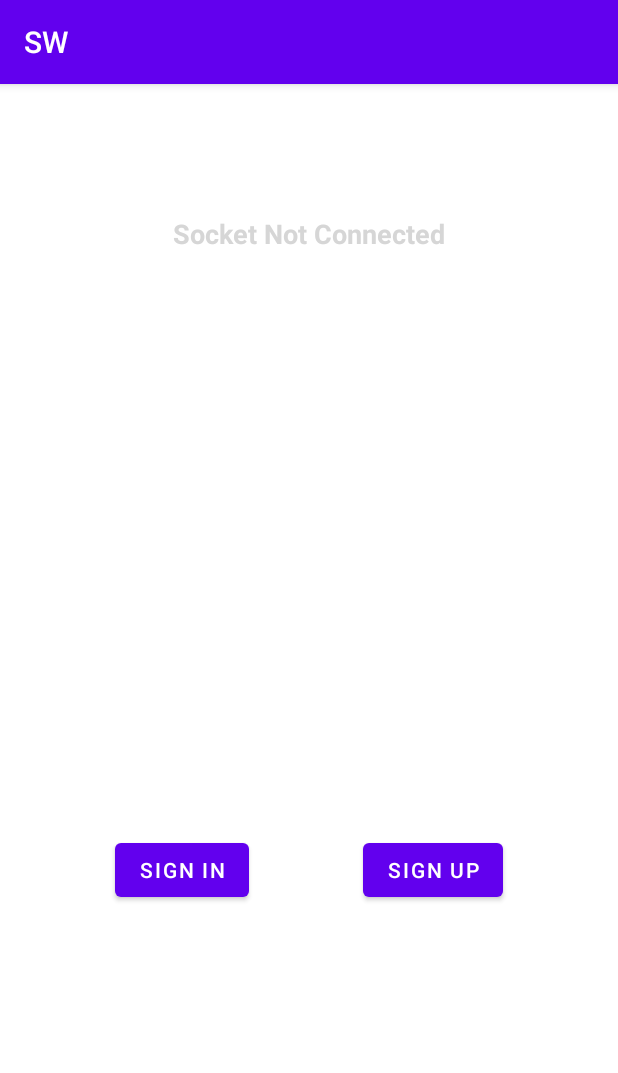
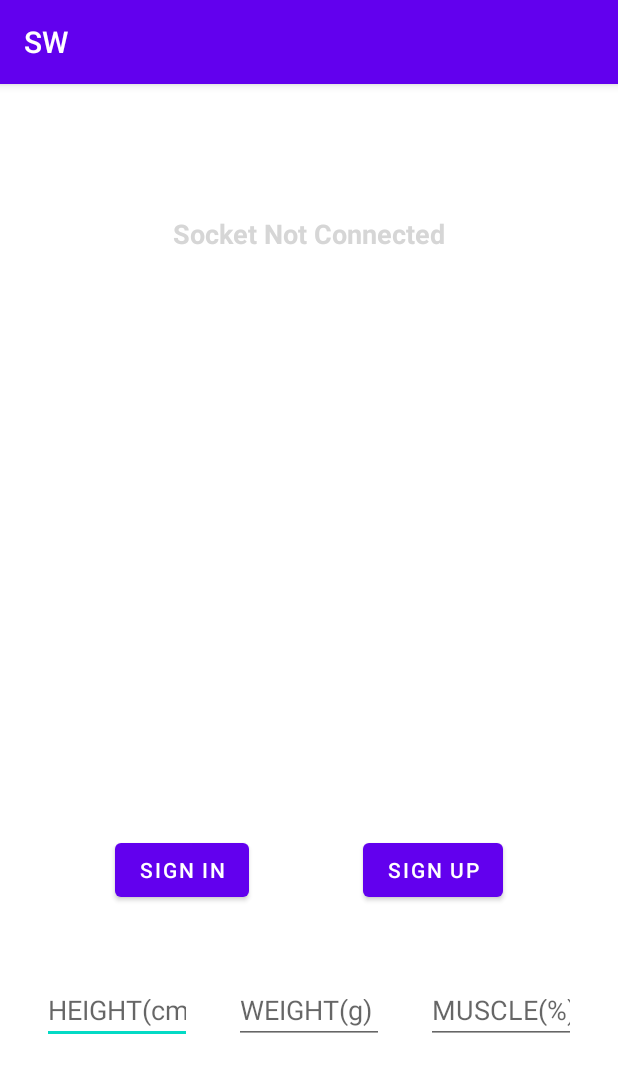
Before and after one commit to jsoh350/Computer_Network, an Android app: the screen it shows after launch (MainActivity), on a phone screen of 412 x 824 dp. Shown: the top 1073 px of the screen. Run offline under Robolectric (Android 15) with nearby library versions, the phone set to English and light mode, and no system bars; our stand-ins replace EventBus.

Commit message:
fix some bugs in add data function

```diff
--- a/Client/Android Project/app/src/main/java/com/example/sw/MainActivity.java
+++ b/Client/Android Project/app/src/main/java/com/example/sw/MainActivity.java
@@ -7,6 +7,7 @@ import android.content.SharedPreferences;
 import android.os.Bundle;
 import android.view.View;
 import android.widget.Button;
+import android.widget.EditText;
 import android.widget.TextView;
 
 import org.greenrobot.eventbus.EventBus;
@@ -54,6 +55,9 @@ public class MainActivity extends AppCompatActivity {
         Button signup_btn = findViewById(R.id.toSignUp);
         Button signout_btn = findViewById(R.id.logout);
         Button add = findViewById(R.id.add);
+        EditText height = findViewById(R.id.height);
+        EditText weight = findViewById(R.id.weight);
+        EditText muscle = findViewById(R.id.muscle);
 
         signin_btn.setOnClickListener(new View.OnClickListener() {
             @Override
@@ -80,6 +84,7 @@ public class MainActivity extends AppCompatActivity {
                 editor.putString("username","");
                 editor.putString("password","");
                 editor.commit();
+                TcpClient.SendMessage("logout");
                 Intent intent = new Intent(MainActivity.this,MainActivity.class);
                 startActivity(intent);
             }
@@ -88,7 +93,8 @@ public class MainActivity extends AppCompatActivity {
         add.setOnClickListener(new View.OnClickListener() {
             @Override
             public void onClick(View v) {
-
+                 String data = "add{'height':" + height.getText().toString() + ",'weight':" + weight.getText().toString() + ",'muscle':" + muscle.getText().toString() + "}";
+                 TcpClient.SendMessage(data);
             }
         });
     }
--- a/Client/Android Project/app/src/main/res/layout/activity_main.xml
+++ b/Client/Android Project/app/src/main/res/layout/activity_main.xml
@@ -44,7 +44,7 @@
         android:id="@+id/add"
         android:layout_width="wrap_content"
         android:layout_height="wrap_content"
-        android:layout_marginTop="500dp"
+        android:layout_marginTop="650dp"
         android:text="@string/add_btn"
         app:layout_constraintEnd_toStartOf="@+id/logout"
         app:layout_constraintStart_toStartOf="parent"
@@ -54,10 +54,44 @@
         android:id="@+id/logout"
         android:layout_width="wrap_content"
         android:layout_height="wrap_content"
-        android:layout_marginTop="500dp"
+        android:layout_marginTop="650dp"
         android:text="@string/sign_out"
         app:layout_constraintEnd_toEndOf="parent"
         app:layout_constraintStart_toEndOf="@+id/add"
         app:layout_constraintTop_toTopOf="parent" />
 
+    <EditText
+        android:id="@+id/height"
+        android:layout_width="100dp"
+        android:layout_height="40dp"
+        android:layout_marginTop="600dp"
+        android:hint="HEIGHT(cm)"
+        android:inputType="number"
+        app:layout_constraintEnd_toStartOf="@id/weight"
+        app:layout_constraintStart_toStartOf="parent"
+        app:layout_constraintTop_toTopOf="parent" />
+
+    <EditText
+        android:id="@+id/weight"
+        android:layout_width="100dp"
+        android:layout_height="40dp"
+        android:layout_marginTop="600dp"
+        android:hint="WEIGHT(g)"
+        android:inputType="number"
+        app:layout_constraintEnd_toStartOf="@id/muscle"
+        app:layout_constraintStart_toEndOf="@id/height"
+        app:layout_constraintTop_toTopOf="parent" />
+
+    <EditText
+        android:id="@+id/muscle"
+        android:layout_width="100dp"
+        android:layout_height="40dp"
+        android:layout_marginTop="600dp"
+        android:hint="MUSCLE(%)"
+        android:inputType="number"
+        app:layout_constraintEnd_toEndOf="parent"
+        app:layout_constraintStart_toEndOf="@id/weight"
+        app:layout_constraintTop_toTopOf="parent" />
+
+
 </androidx.constraintlayout.widget.ConstraintLayout>
```
Also changed, not shown: 1 other file.
